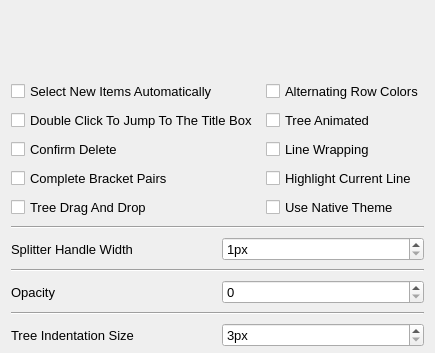
Above: Dialogs/settingsdialog.ui from UnkindledTwo/TreeNotes before the change; both pictures show x 0 to 435 and y 0 to 353 of the 435 by 600 pixel window. Below: the same form after it.
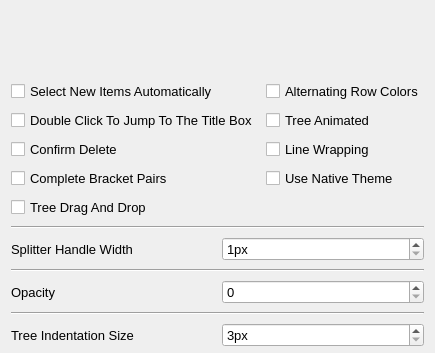
That is the form after the change.

Commit message: Add SyntaxHighlighting class

Diff of the .ui file:
```diff
--- a/Dialogs/settingsdialog.ui
+++ b/Dialogs/settingsdialog.ui
@@ -76,13 +76,6 @@
          </property>
         </widget>
        </item>
-       <item row="3" column="1">
-        <widget class="QCheckBox" name="highlight_current_line">
-         <property name="text">
-          <string>Highlight Current Line</string>
-         </property>
-        </widget>
-       </item>
        <item row="0" column="0">
         <widget class="QCheckBox" name="notetree_select_new_items">
          <property name="text">
@@ -132,7 +125,7 @@
          </property>
         </widget>
        </item>
-       <item row="4" column="1">
+       <item row="3" column="1">
         <widget class="QCheckBox" name="use_native_theme">
          <property name="text">
           <string>Use Native Theme</string>
```
The commit also changes 8 other files.
